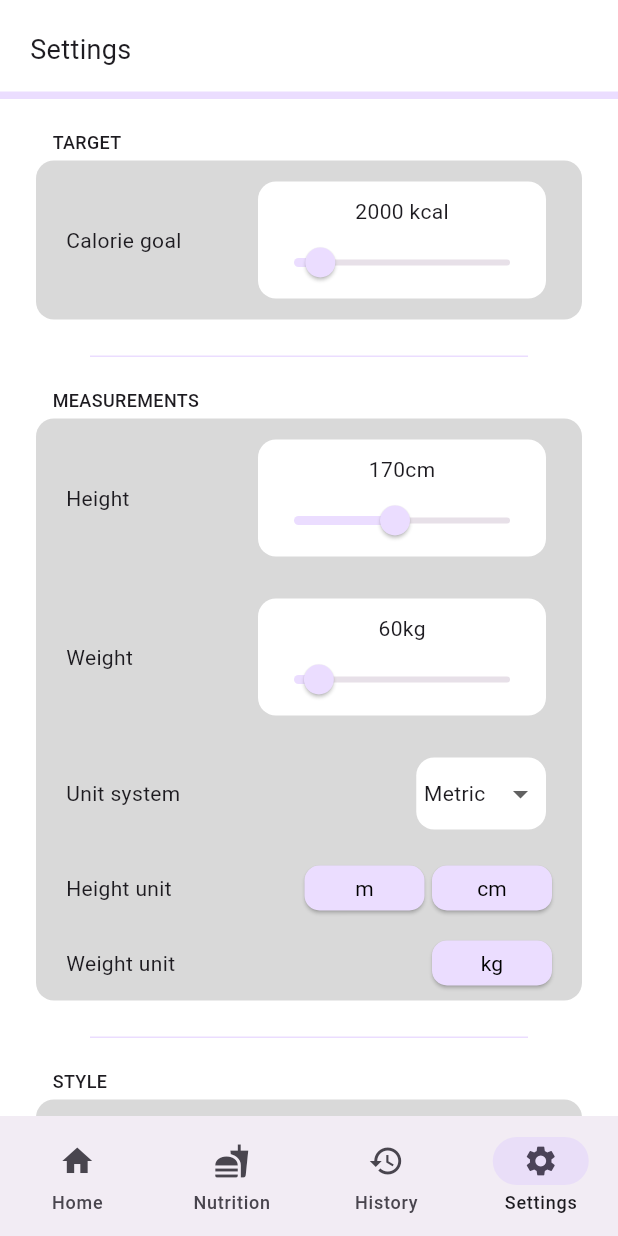
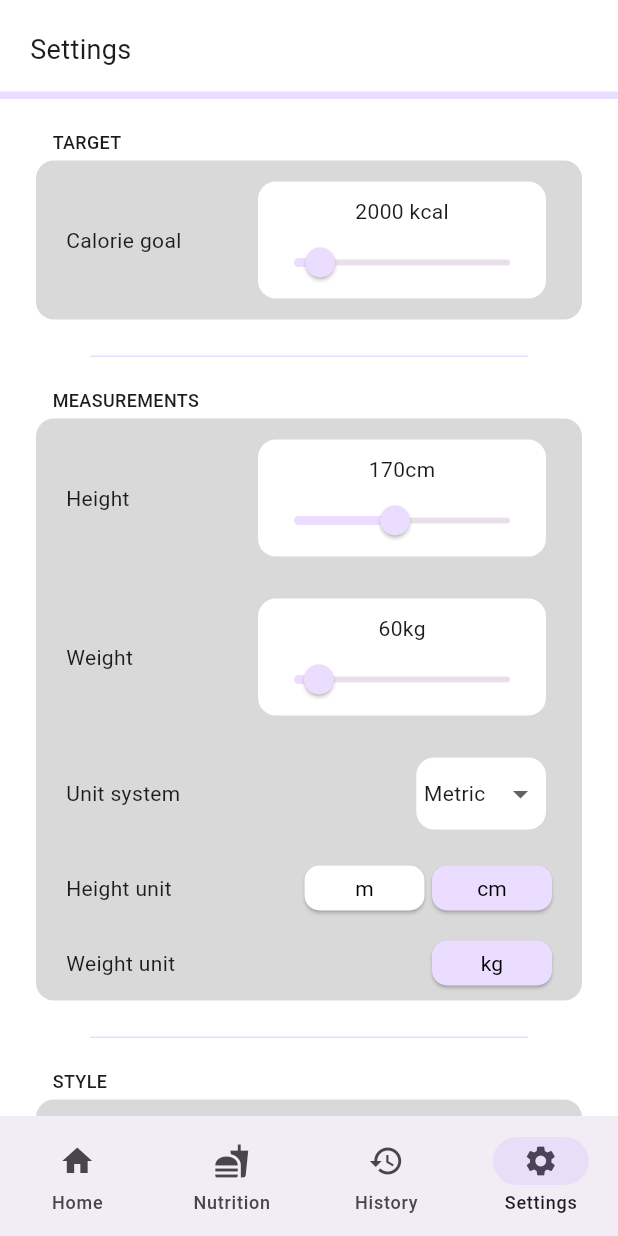
Before and after one commit to smstone0/Caloric, a Flutter app: the screen it shows after launch, item 4 of the bottom bar chosen, on a phone screen of 412 x 824 dp. Run offline on Flutter 3.47's test engine with Material 2 defaults, Android fonts, the phone set to English and light mode, and no system bars; our stand-ins replace sqflite; accounts and stored records are empty.

Commit message:
Indicate units selected via colour

```diff
--- a/lib/pages/settings_page.dart
+++ b/lib/pages/settings_page.dart
@@ -140,6 +140,17 @@ class UnitButtons extends StatelessWidget {
   @override
   Widget build(BuildContext context) {
     List<Widget> buttons = [];
+    Color colour = Theme.of(context).colorScheme.primaryContainer;
+
+    Color buttonColour(Object button) {
+      if (button == settings.imperialHeight ||
+          button == settings.imperialWeight ||
+          button == settings.metricHeight) {
+        return colour;
+      } else {
+        return Colors.white;
+      }
+    }
 
     if (type == 'height') {
       if (settings.unit == Unit.metric) {
@@ -151,9 +162,10 @@ class UnitButtons extends StatelessWidget {
               SettingsDatabase().updateSettings(settings);
               rebuildPage();
             },
-              colour: Theme.of(context).colorScheme.primaryContainer,
+            colour: buttonColour(MetricHeight.m),
             height: 30,
-              width: 80),
+            width: 80,
+          ),
           CustomButton(
             text: 'cm',
             onPressed: () {
@@ -161,9 +173,10 @@ class UnitButtons extends StatelessWidget {
               SettingsDatabase().updateSettings(settings);
               rebuildPage();
             },
-              colour: Theme.of(context).colorScheme.primaryContainer,
+            colour: buttonColour(MetricHeight.cm),
             height: 30,
-              width: 80)
+            width: 80,
+          )
         ];
       } else {
         buttons = [
@@ -174,9 +187,10 @@ class UnitButtons extends StatelessWidget {
               SettingsDatabase().updateSettings(settings);
               rebuildPage();
             },
-              colour: Theme.of(context).colorScheme.primaryContainer,
+            colour: buttonColour(ImperialHeight.ftinches),
             height: 30,
-              width: 90),
+            width: 90,
+          ),
           CustomButton(
             text: 'in',
             onPressed: () {
@@ -184,9 +198,10 @@ class UnitButtons extends StatelessWidget {
               SettingsDatabase().updateSettings(settings);
               rebuildPage();
             },
-              colour: Theme.of(context).colorScheme.primaryContainer,
+            colour: buttonColour(ImperialHeight.inches),
             height: 30,
-              width: 90)
+            width: 90,
+          )
         ];
       }
     } else {
@@ -196,9 +211,10 @@ class UnitButtons extends StatelessWidget {
             text: 'kg',
             // Kg is the only metric weight option, therefore a settings update and rebuild is not required
             onPressed: () {},
-              colour: Theme.of(context).colorScheme.primaryContainer,
+            colour: colour,
             height: 30,
-              width: 80)
+            width: 80,
+          )
         ];
       } else {
         buttons = [
@@ -209,9 +225,10 @@ class UnitButtons extends StatelessWidget {
               SettingsDatabase().updateSettings(settings);
               rebuildPage();
             },
-              colour: Theme.of(context).colorScheme.primaryContainer,
+            colour: buttonColour(ImperialWeight.lbs),
             height: 30,
-              width: 90),
+            width: 90,
+          ),
           CustomButton(
             text: 'st lbs',
             onPressed: () {
@@ -219,9 +236,10 @@ class UnitButtons extends StatelessWidget {
               SettingsDatabase().updateSettings(settings);
               rebuildPage();
             },
-              colour: Theme.of(context).colorScheme.primaryContainer,
+            colour: buttonColour(ImperialWeight.stonelbs),
             height: 30,
-              width: 90)
+            width: 90,
+          )
         ];
       }
     }
```
Lines whose indentation alone changed are shown as unchanged.
